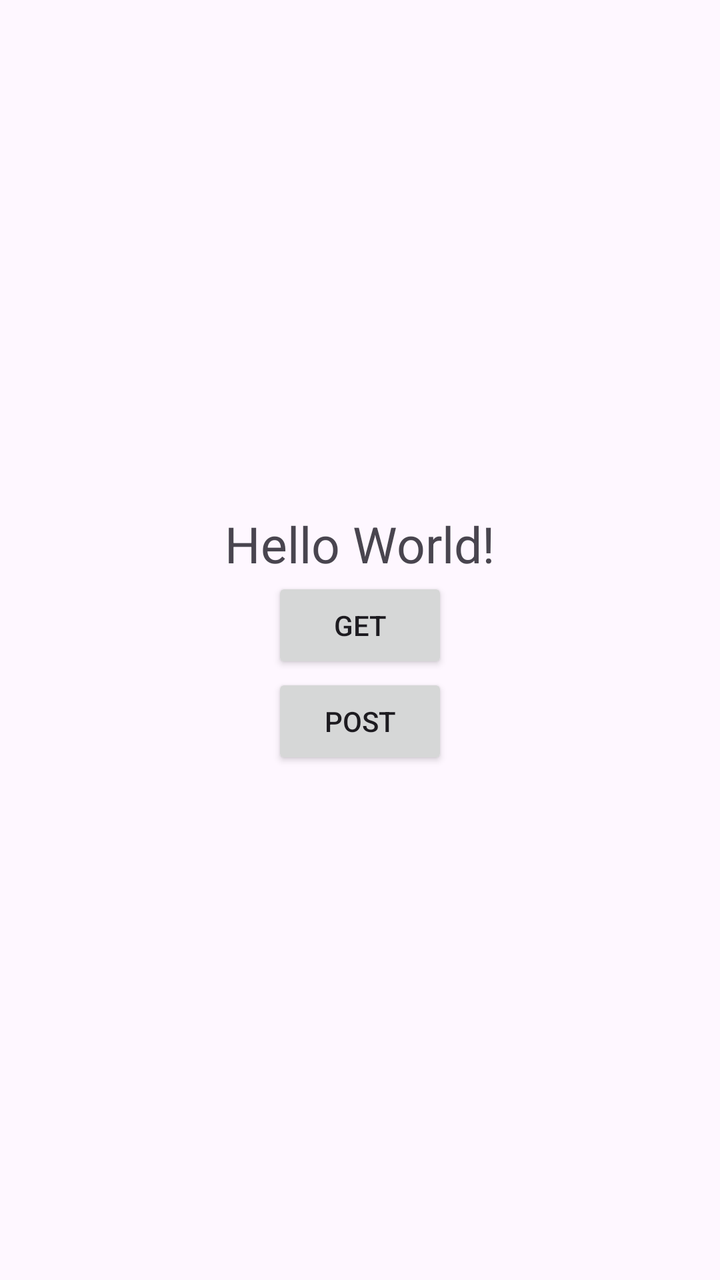
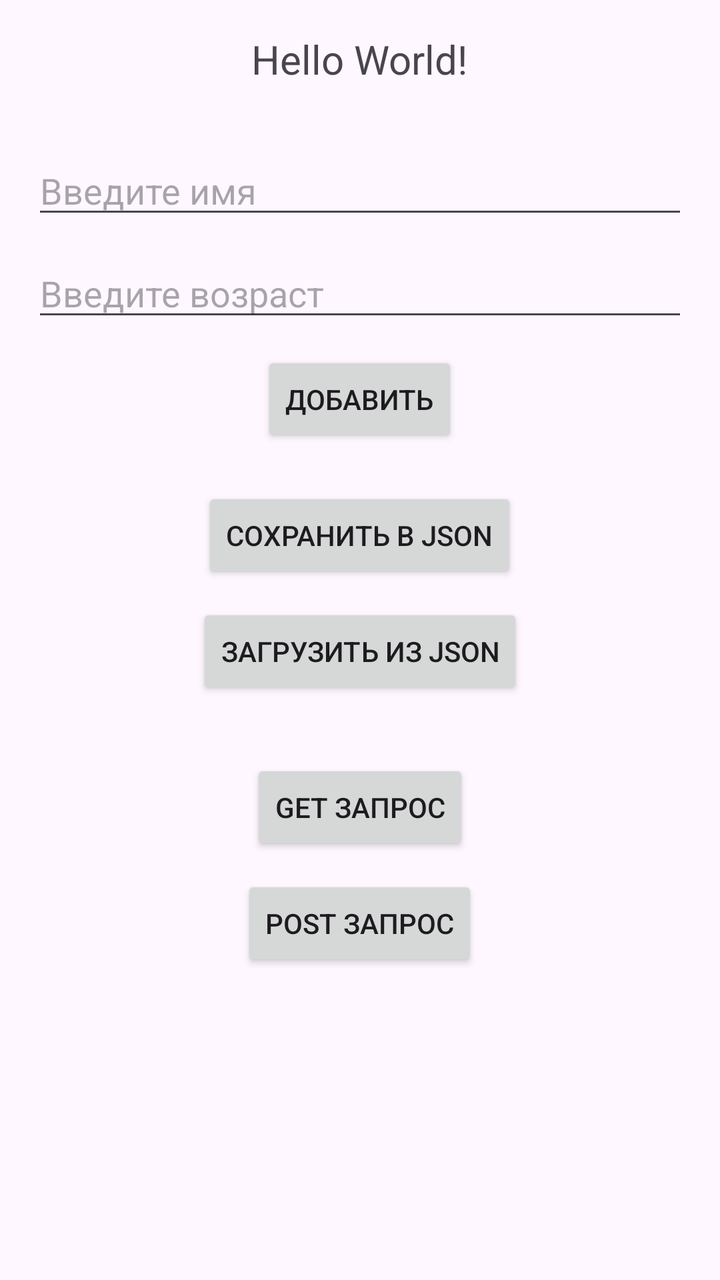

Screens rendered from an Android XML layout before and after an edit, with the pre-edit source and the edit as a unified diff.
<!-- AndroidManifest.xml: application theme Theme.DPO -->
<!-- res/layout/activity_main.xml -->
<?xml version="1.0" encoding="utf-8"?>
<LinearLayout xmlns:android="http://schemas.android.com/apk/res/android"
    xmlns:app="http://schemas.android.com/apk/res-auto"
    xmlns:tools="http://schemas.android.com/tools"
    android:id="@+id/main"
    android:layout_width="match_parent"
    android:layout_height="match_parent"
    android:orientation="vertical"
    android:gravity="center"
    tools:context=".MainActivity">

    <TextView
        android:id="@+id/textDate"
        android:textSize="25sp"

        android:layout_width="wrap_content"
        android:layout_height="wrap_content"
        android:text="Hello World!"
        />

    <Button
        android:id="@+id/btnGet"
        android:text="Get"
        android:layout_width="wrap_content"
        android:layout_height="wrap_content" />
    <Button
        android:id="@+id/btnPost"
        android:text="Post"
        android:layout_width="wrap_content"
        android:layout_height="wrap_content" />

</LinearLayout>
<!-- resources referenced by this layout -->
<resources>
  <style name="Theme.DPO" parent="Base.Theme.DPO" />
  <style name="Base.Theme.DPO" parent="Theme.Material3.DayNight.NoActionBar">
          
          
      </style>
</resources>

<!-- the commit's change to res/layout/activity_main.xml (unified diff, before → after) -->
@@ -1,32 +1,70 @@
 <?xml version="1.0" encoding="utf-8"?>
 <LinearLayout xmlns:android="http://schemas.android.com/apk/res/android"
-    xmlns:app="http://schemas.android.com/apk/res-auto"
-    xmlns:tools="http://schemas.android.com/tools"
-    android:id="@+id/main"
     android:layout_width="match_parent"
     android:layout_height="match_parent"
     android:orientation="vertical"
-    android:gravity="center"
-    tools:context=".MainActivity">
+    android:gravity="center_horizontal"
+    android:padding="16dp">
 
     <TextView
         android:id="@+id/textDate"
-        android:textSize="25sp"
-
+        android:textSize="20sp"
         android:layout_width="wrap_content"
         android:layout_height="wrap_content"
         android:text="Hello World!"
-        />
+        android:layout_marginBottom="20dp" />
+
+    <EditText
+        android:id="@+id/editName"
+        android:layout_width="match_parent"
+        android:layout_height="wrap_content"
+        android:hint="Введите имя"
+        android:layout_marginTop="10dp" />
+
+    <EditText
+        android:id="@+id/editAge"
+        android:layout_width="match_parent"
+        android:layout_height="wrap_content"
+        android:hint="Введите возраст"
+        android:inputType="number"
+        android:layout_marginTop="10dp" />
+
+    <Button
+        android:id="@+id/btnAddUser"
+        android:text="Добавить"
+        android:layout_width="wrap_content"
+        android:layout_height="wrap_content"
+        android:layout_marginTop="10dp" />
+
+    <Button
+        android:id="@+id/btnSaveJson"
+        android:text="Сохранить в JSON"
+        android:layout_width="wrap_content"
+        android:layout_height="wrap_content"
+        android:layout_marginTop="20dp" />
+
+    <Button
+        android:id="@+id/btnLoadJson"
+        android:text="Загрузить из JSON"
+        android:layout_width="wrap_content"
+        android:layout_height="wrap_content"
+        android:layout_marginTop="10dp" />
 
     <Button
         android:id="@+id/btnGet"
-        android:text="Get"
+        android:text="GET запрос"
         android:layout_width="wrap_content"
-        android:layout_height="wrap_content" />
+        android:layout_height="wrap_content"
+        android:layout_marginTop="30dp" />
+
     <Button
         android:id="@+id/btnPost"
-        android:text="Post"
+        android:text="POST запрос"
         android:layout_width="wrap_content"
-        android:layout_height="wrap_content" />
+        android:layout_height="wrap_content"
+        android:layout_marginTop="10dp" />
+
+
+
 
 </LinearLayout>
